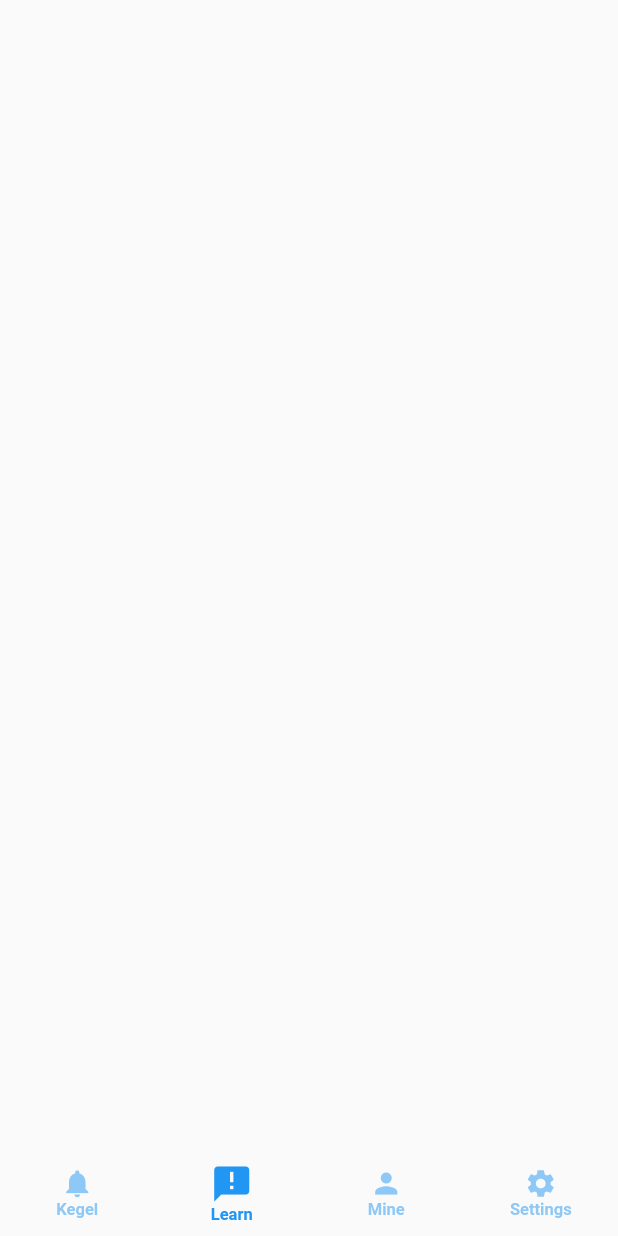
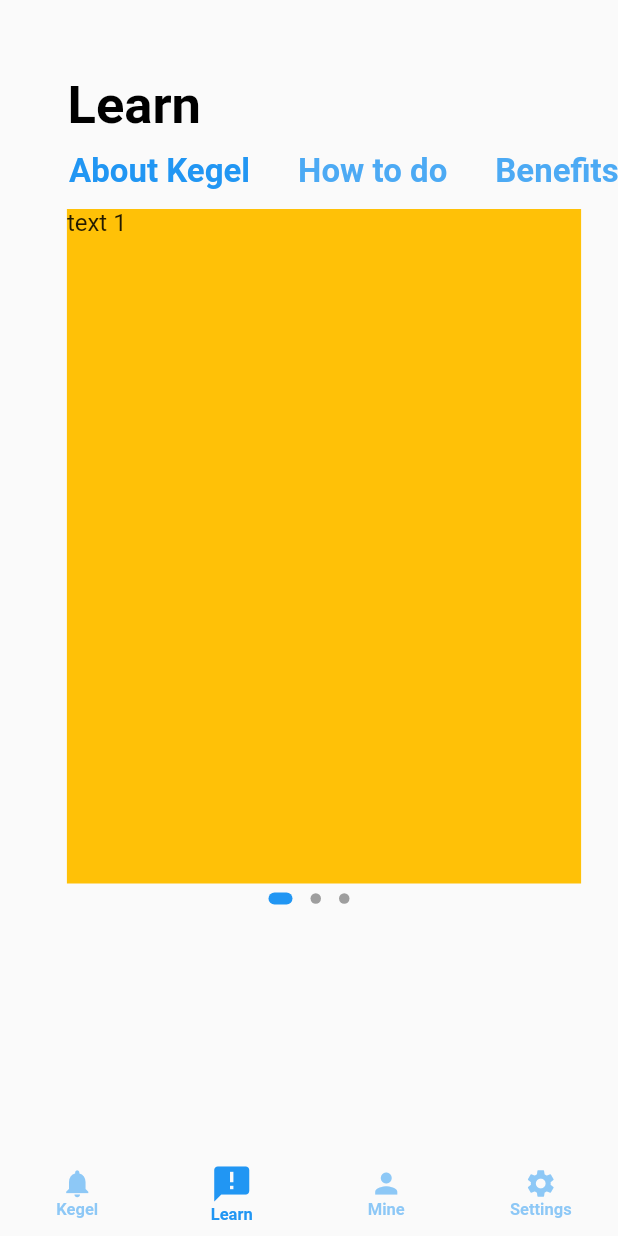
Before and after one commit to bobga/kegel_flutter_app, a Flutter app: the screen it shows after launch, item 2 of the bottom bar chosen, on a phone screen of 412 x 824 dp. Run offline on Flutter 3.47's test engine with Material 2 defaults, Android fonts, the phone set to English and light mode, and no system bars; drawn by our look-alikes of carousel_slider, dots_indicator.

Commit message:
Learn Page Start

```diff
--- a/lib/pages/LearnWidget.dart
+++ b/lib/pages/LearnWidget.dart
@@ -1,4 +1,6 @@
 import 'package:flutter/material.dart';
+import 'package:carousel_slider/carousel_slider.dart';
+import 'package:dots_indicator/dots_indicator.dart';
 
 class LearnWidget extends StatefulWidget {
   final GlobalKey<ScaffoldState> parentScaffoldKey;
@@ -11,6 +13,122 @@ class LearnWidget extends StatefulWidget {
 class _LearnWidgetState extends State<LearnWidget> {
   @override
   Widget build(BuildContext context) {
-    return Container();
+    return Scaffold(
+      body: Container(
+        child: Column(
+          crossAxisAlignment: CrossAxisAlignment.start,
+          children: <Widget>[
+            Padding(
+              padding: const EdgeInsets.only(left: 45, top: 50),
+              child: Text(
+                'Learn',
+                style: TextStyle(
+                  fontSize: 35,
+                  fontWeight: FontWeight.bold,
+                  color: Colors.black,
+                ),
+              ),
+            ),
+            DefaultTabController(
+              length: 3,
+              child: Column(
+                children: <Widget>[
+                  Container(
+                    child: TabBar(
+                      isScrollable: true,
+                      indicatorColor: Colors.transparent,
+                      labelColor: Theme.of(context).primaryColor,
+                      unselectedLabelColor:
+                          Theme.of(context).primaryColor.withOpacity(0.8),
+                      tabs: [
+                        Tab(
+                          child: Container(
+                            alignment: Alignment.center,
+                            child: Padding(
+                              padding: const EdgeInsets.only(left: 30),
+                              child: Text(
+                                'About Kegel',
+                                style: TextStyle(
+                                  fontSize: 22,
+                                  fontWeight: FontWeight.bold,
+                                ),
+                              ),
+                            ),
+                          ),
+                        ),
+                        Tab(
+                          child: Container(
+                            alignment: Alignment.center,
+                            child: Text(
+                              'How to do',
+                              style: TextStyle(
+                                fontSize: 22,
+                                fontWeight: FontWeight.bold,
+                              ),
+                            ),
+                          ),
+                        ),
+                        Tab(
+                          child: Container(
+                            alignment: Alignment.center,
+                            child: Text(
+                              'Benefits for women',
+                              style: TextStyle(
+                                fontSize: 22,
+                                fontWeight: FontWeight.bold,
+                              ),
+                            ),
+                          ),
+                        ),
+                      ],
+                    ),
+                  ),
+                ],
+              ),
+            ),
+            Container(
+              padding: EdgeInsets.only(left: 20),
+              child: CarouselSlider(
+                options: CarouselOptions(
+                  height: 450.0,
+                  autoPlay: false,
+                  enlargeCenterPage: true,
+                  viewportFraction: 0.9,
+                  aspectRatio: 2.0,
+                  enableInfiniteScroll: false,
+                ),
+                items: [1, 2, 3].map((i) {
+                  return Builder(
+                    builder: (BuildContext context) {
+                      return Container(
+                          width: MediaQuery.of(context).size.width,
+                          margin: EdgeInsets.symmetric(horizontal: 5.0),
+                          decoration: BoxDecoration(color: Colors.amber),
+                          child: Text(
+                            'text $i',
+                            style: TextStyle(fontSize: 16.0),
+                          ));
+                    },
+                  );
+                }).toList(),
+              ),
+            ),
+            Center(
+              child: new DotsIndicator(
+                dotsCount: 3,
+                position: 0,
+                decorator: DotsDecorator(
+                  size: const Size.square(7.0),
+                  activeSize: const Size(16.0, 8.0),
+                  activeShape: RoundedRectangleBorder(
+                    borderRadius: BorderRadius.circular(4.0),
+                  ),
+                ),
+              ),
+            ),
+          ],
+        ),
+      ),
+    );
   }
 }
--- a/pubspec.yaml
+++ b/pubspec.yaml
@@ -29,6 +29,8 @@ dependencies:
   # Use with the CupertinoIcons class for iOS style icons.
   cupertino_icons: ^1.0.0
   mvc_pattern: 6.3.0
+  carousel_slider: ^3.0.0
+  dots_indicator: ^1.2.0
 
 dev_dependencies:
   flutter_test:
```
Also changed, not shown: pubspec.lock.
